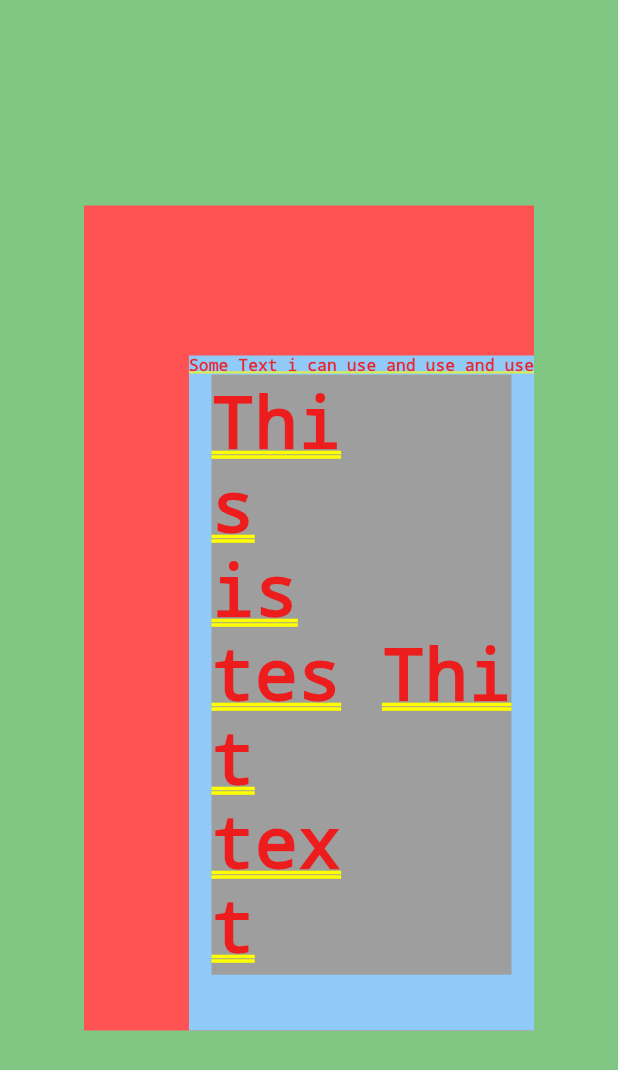
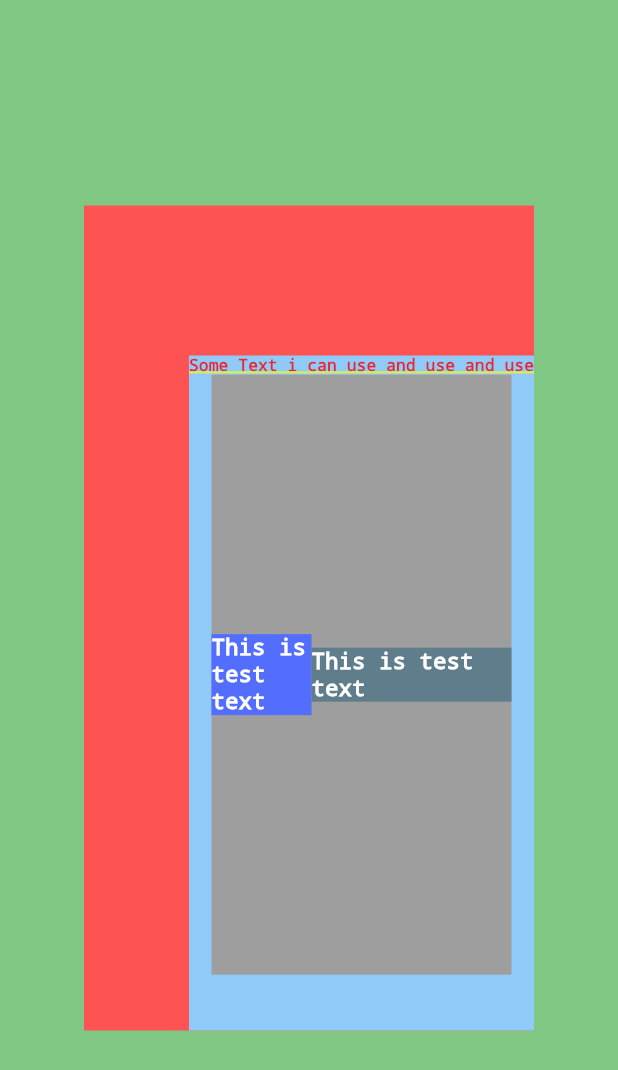
Before and after one commit to Che4891/firstFlutter, a Flutter app: the screen it shows after launch, on a phone screen of 412 x 824 dp. Shown: the top 1070 px of the screen. Run offline on Flutter 3.47's test engine with Material 2 defaults, Android fonts, the phone set to English and light mode, and no system bars.

Commit message:
basic layout information

```diff
--- a/lib/widget/test_layout.dart
+++ b/lib/widget/test_layout.dart
@@ -31,18 +31,29 @@ class MyTestLayout extends StatelessWidget {
                 height: 200,
                 color: Colors.blue[200],
                 child: Column(children: [
-                   const FittedBox( // уменьшает потомков так чтоб они помещались в него (например текст без переноса)
-                    child: Text('Some Text i can use and use and use')),
+                  const FittedBox(
+                      // уменьшает потомков так чтоб они помещались в него (например текст без переноса)
+                      child: Text('Some Text i can use and use and use')),
                   Container(
                     color: Colors.grey,
                     width: 200,
                     height: 400,
                     child: Row(
                       children: [
-                        Expanded(child: Text('This is test text'),
-                        ), Container(
-                          child: Text('Thi'),
-                        )
+                        // Flexible(child: child) - Агалог Expanded
+                        Expanded( // Занимает все свободное место
+                        flex: 1, // определяет прострагство что занимает контейгер
+                          child: Container(
+                            color: Colors.indigoAccent,
+                            child:
+                          const Text('This is test text', style: TextStyle(fontSize: 15, decoration: TextDecoration.none, color: Colors.white))),
+                        ),
+                        Expanded( // Если их два то занимает по половине
+                        flex: 2,
+                          child: Container(
+                            color: Colors.blueGrey,
+                            child: const Text('This is test text', style: TextStyle(fontSize: 15, decoration: TextDecoration.none, color: Colors.white)))
+                          ),
                       ],
                     ),
                   ),
```
